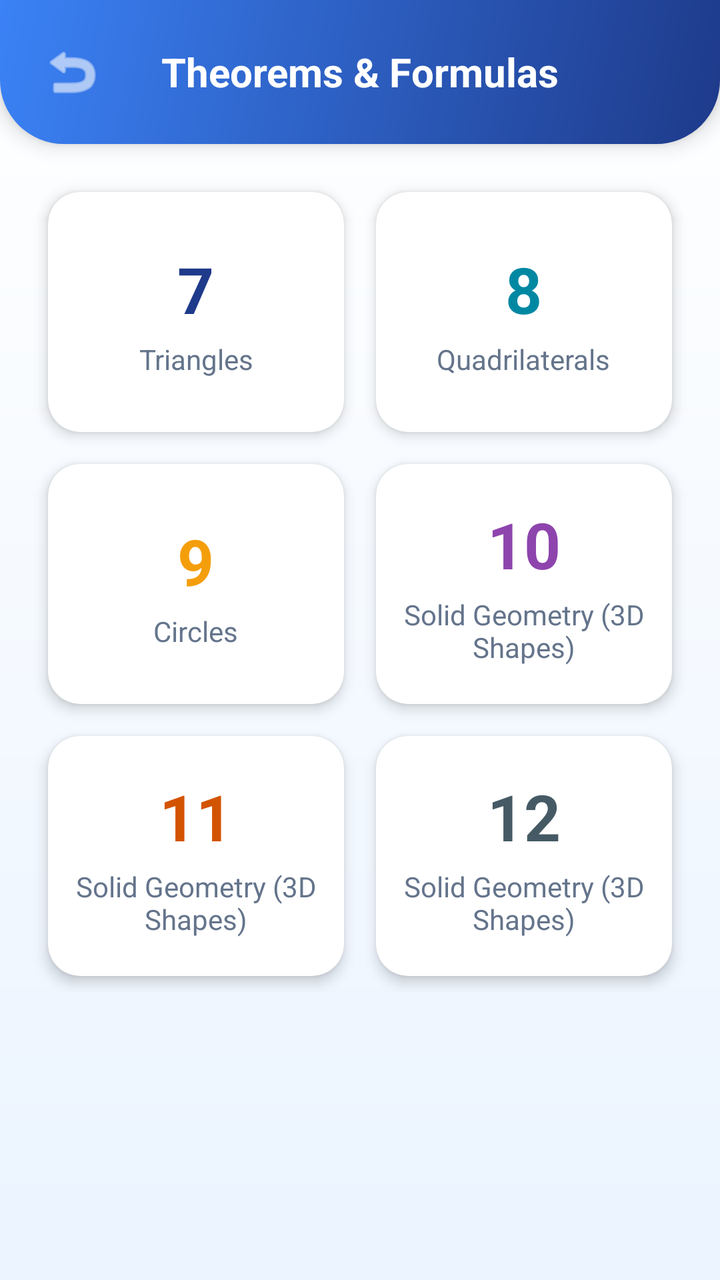
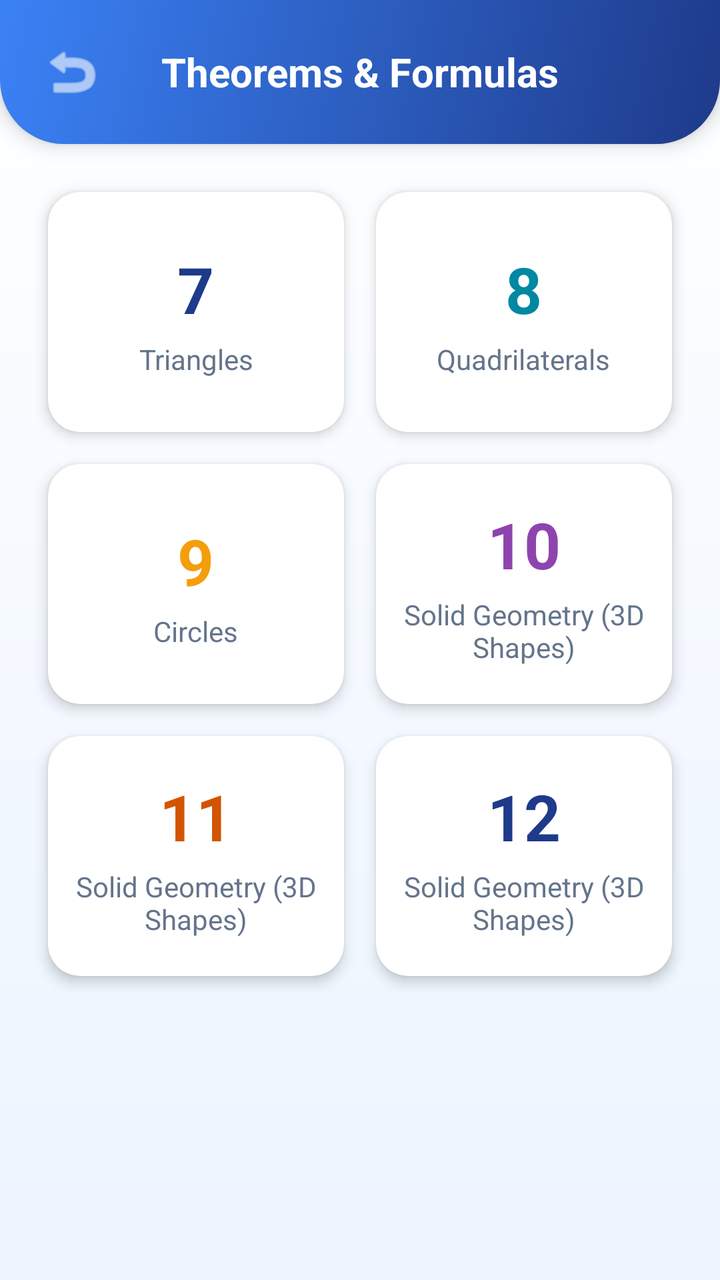

Screens rendered from an Android XML layout before and after an edit, with the pre-edit source and the edit as a unified diff.
<!-- AndroidManifest.xml: application theme Theme.MaterialComponents.DayNight.NoActionBar -->
<!-- res/layout/activity_theorems.xml -->
<?xml version="1.0" encoding="utf-8"?>
<LinearLayout xmlns:android="http://schemas.android.com/apk/res/android"
    xmlns:app="http://schemas.android.com/apk/res-auto"
    android:layout_width="match_parent"
    android:layout_height="match_parent"
    android:background="@drawable/bg_gradient_light"
    android:orientation="vertical">

    
    <RelativeLayout
        android:layout_width="match_parent"
        android:layout_height="wrap_content"
        android:background="@drawable/bg_header_gradient"
        android:elevation="6dp"
        android:padding="16dp"
        android:paddingTop="24dp">

        <ImageButton
            android:id="@+id/btnBack"
            android:layout_width="40dp"
            android:layout_height="40dp"
            android:background="?attr/selectableItemBackgroundBorderless"
            android:src="@android:drawable/ic_menu_revert"
            app:tint="#FFFFFF"
            android:layout_centerVertical="true"/>

        <TextView
            android:layout_width="wrap_content"
            android:layout_height="wrap_content"
            android:layout_centerInParent="true"
            android:text="@string/theorems_title"
            android:textColor="#FFFFFF"
            android:textSize="20sp"
            android:textStyle="bold" />
    </RelativeLayout>

    <ScrollView
        android:layout_width="match_parent"
        android:layout_height="match_parent"
        android:padding="16dp"
        android:clipToPadding="false">

        <GridLayout
            android:layout_width="match_parent"
            android:layout_height="wrap_content"
            android:columnCount="2"
            android:alignmentMode="alignMargins">

            
            <com.google.android.material.card.MaterialCardView
                android:id="@+id/btnGrade7"
                android:layout_width="0dp"
                android:layout_height="120dp"
                android:layout_columnWeight="1"
                android:layout_margin="8dp"
                app:cardCornerRadius="16dp"
                app:cardElevation="4dp"
                app:cardBackgroundColor="#FFFFFF"
                android:clickable="true"
                android:focusable="true">

                <LinearLayout
                    android:layout_width="match_parent"
                    android:layout_height="match_parent"
                    android:orientation="vertical"
                    android:gravity="center"
                    android:padding="12dp">
                    <TextView android:layout_width="wrap_content" android:layout_height="wrap_content" android:text="7" android:textSize="32sp" android:textStyle="bold" android:textColor="@color/primary"/>
                    <TextView android:layout_width="wrap_content" android:layout_height="wrap_content" android:text="@string/th_triangles" android:gravity="center" android:textColor="@color/text_subtitle" android:textSize="14sp" android:layout_marginTop="4dp"/>
                </LinearLayout>
            </com.google.android.material.card.MaterialCardView>

            
            <com.google.android.material.card.MaterialCardView
                android:id="@+id/btnGrade8"
                android:layout_width="0dp"
                android:layout_height="120dp"
                android:layout_columnWeight="1"
                android:layout_margin="8dp"
                app:cardCornerRadius="16dp"
                app:cardElevation="4dp"
                app:cardBackgroundColor="#FFFFFF"
                android:clickable="true"
                android:focusable="true">

                <LinearLayout
                    android:layout_width="match_parent"
                    android:layout_height="match_parent"
                    android:orientation="vertical"
                    android:gravity="center"
                    android:padding="12dp">
                    <TextView android:layout_width="wrap_content" android:layout_height="wrap_content" android:text="8" android:textSize="32sp" android:textStyle="bold" android:textColor="@color/secondary_dark"/>
                    <TextView android:layout_width="wrap_content" android:layout_height="wrap_content" android:text="@string/th_quadrilaterals" android:gravity="center" android:textColor="@color/text_subtitle" android:textSize="14sp" android:layout_marginTop="4dp"/>
                </LinearLayout>
            </com.google.android.material.card.MaterialCardView>

            
            <com.google.android.material.card.MaterialCardView
                android:id="@+id/btnGrade9"
                android:layout_width="0dp"
                android:layout_height="120dp"
                android:layout_columnWeight="1"
                android:layout_margin="8dp"
                app:cardCornerRadius="16dp"
                app:cardElevation="4dp"
                app:cardBackgroundColor="#FFFFFF"
                android:clickable="true"
                android:focusable="true">

                <LinearLayout
                    android:layout_width="match_parent"
                    android:layout_height="match_parent"
                    android:orientation="vertical"
                    android:gravity="center"
                    android:padding="12dp">
                    <TextView android:layout_width="wrap_content" android:layout_height="wrap_content" android:text="9" android:textSize="32sp" android:textStyle="bold" android:textColor="@color/warning_orange"/>
                    <TextView android:layout_width="wrap_content" android:layout_height="wrap_content" android:text="@string/th_circles" android:gravity="center" android:textColor="@color/text_subtitle" android:textSize="14sp" android:layout_marginTop="4dp"/>
                </LinearLayout>
            </com.google.android.material.card.MaterialCardView>

            
            <com.google.android.material.card.MaterialCardView
                android:id="@+id/btnGrade10"
                android:layout_width="0dp"
                android:layout_height="120dp"
                android:layout_columnWeight="1"
                android:layout_margin="8dp"
                app:cardCornerRadius="16dp"
                app:cardElevation="4dp"
                app:cardBackgroundColor="#FFFFFF"
                android:clickable="true"
                android:focusable="true">

                <LinearLayout
                    android:layout_width="match_parent"
                    android:layout_height="match_parent"
                    android:orientation="vertical"
                    android:gravity="center"
                    android:padding="12dp">
                    <TextView android:layout_width="wrap_content" android:layout_height="wrap_content" android:text="10" android:textSize="32sp" android:textStyle="bold" android:textColor="#8E44AD"/>
                    <TextView android:layout_width="wrap_content" android:layout_height="wrap_content" android:text="@string/th_3d_shapes" android:gravity="center" android:textColor="@color/text_subtitle" android:textSize="14sp" android:layout_marginTop="4dp"/>
                </LinearLayout>
            </com.google.android.material.card.MaterialCardView>

            
            <com.google.android.material.card.MaterialCardView
                android:id="@+id/btnGrade11"
                android:layout_width="0dp"
                android:layout_height="120dp"
                android:layout_columnWeight="1"
                android:layout_margin="8dp"
                app:cardCornerRadius="16dp"
                app:cardElevation="4dp"
                app:cardBackgroundColor="#FFFFFF"
                android:clickable="true"
                android:focusable="true">

                <LinearLayout
                    android:layout_width="match_parent"
                    android:layout_height="match_parent"
                    android:orientation="vertical"
                    android:gravity="center"
                    android:padding="12dp">
                    <TextView android:layout_width="wrap_content" android:layout_height="wrap_content" android:text="11" android:textSize="32sp" android:textStyle="bold" android:textColor="#D35400"/>
                    <TextView android:layout_width="wrap_content" android:layout_height="wrap_content" android:text="@string/th_3d_shapes" android:gravity="center" android:textColor="@color/text_subtitle" android:textSize="14sp" android:layout_marginTop="4dp"/>
                </LinearLayout>
            </com.google.android.material.card.MaterialCardView>

            
            <com.google.android.material.card.MaterialCardView
                android:id="@+id/btnGrade12"
                android:layout_width="0dp"
                android:layout_height="120dp"
                android:layout_columnWeight="1"
                android:layout_margin="8dp"
                app:cardCornerRadius="16dp"
                app:cardElevation="4dp"
                app:cardBackgroundColor="#FFFFFF"
                android:clickable="true"
                android:focusable="true">

                <LinearLayout
                    android:layout_width="match_parent"
                    android:layout_height="match_parent"
                    android:orientation="vertical"
                    android:gravity="center"
                    android:padding="12dp">
                    <TextView android:layout_width="wrap_content" android:layout_height="wrap_content" android:text="12" android:textSize="32sp" android:textStyle="bold" android:textColor="#455A64"/>
                    <TextView android:layout_width="wrap_content" android:layout_height="wrap_content" android:text="@string/th_3d_shapes" android:gravity="center" android:textColor="@color/text_subtitle" android:textSize="14sp" android:layout_marginTop="4dp"/>
                </LinearLayout>
            </com.google.android.material.card.MaterialCardView>

        </GridLayout>
    </ScrollView>
</LinearLayout>
<!-- resources referenced by this layout -->
<resources>
  <color name="primary">#1E3A8A</color>
  <color name="secondary_dark">#0088A3</color>
  <color name="text_subtitle">#64748B</color>
  <color name="warning_orange">#F59E0B</color>
  <!-- drawable bg_gradient_light (drawable) -->
  <?xml version="1.0" encoding="utf-8"?>
  <shape xmlns:android="http://schemas.android.com/apk/res/android">
      
      <gradient
          android:startColor="#FFFFFF"
          android:endColor="#EBF4FF"
          android:angle="270" />
  </shape>
  <!-- drawable bg_header_gradient (drawable) -->
  <?xml version="1.0" encoding="utf-8"?>
  <shape xmlns:android="http://schemas.android.com/apk/res/android">
      
      <gradient
          android:startColor="#1E3A8A"
          android:endColor="#3B82F6"
          android:angle="135" />
      
      <corners
          android:bottomLeftRadius="32dp"
          android:bottomRightRadius="32dp" />
  </shape>
  <string name="th_3d_shapes">Solid Geometry (3D Shapes)</string>
  <string name="th_circles">Circles</string>
  <string name="th_quadrilaterals">Quadrilaterals</string>
  <string name="th_triangles">Triangles</string>
  <string name="theorems_title">Theorems &amp; Formulas</string>
</resources>

<!-- the commit's change to res/layout/activity_theorems.xml (unified diff, before → after) -->
@@ -55,7 +55,7 @@
                 android:layout_margin="8dp"
                 app:cardCornerRadius="16dp"
                 app:cardElevation="4dp"
-                app:cardBackgroundColor="#FFFFFF"
+                app:cardBackgroundColor="@color/surface_white"
                 android:clickable="true"
                 android:focusable="true">
 
@@ -79,7 +79,7 @@
                 android:layout_margin="8dp"
                 app:cardCornerRadius="16dp"
                 app:cardElevation="4dp"
-                app:cardBackgroundColor="#FFFFFF"
+                app:cardBackgroundColor="@color/surface_white"
                 android:clickable="true"
                 android:focusable="true">
 
@@ -103,7 +103,7 @@
                 android:layout_margin="8dp"
                 app:cardCornerRadius="16dp"
                 app:cardElevation="4dp"
-                app:cardBackgroundColor="#FFFFFF"
+                app:cardBackgroundColor="@color/surface_white"
                 android:clickable="true"
                 android:focusable="true">
 
@@ -127,7 +127,7 @@
                 android:layout_margin="8dp"
                 app:cardCornerRadius="16dp"
                 app:cardElevation="4dp"
-                app:cardBackgroundColor="#FFFFFF"
+                app:cardBackgroundColor="@color/surface_white"
                 android:clickable="true"
                 android:focusable="true">
 
@@ -151,7 +151,7 @@
                 android:layout_margin="8dp"
                 app:cardCornerRadius="16dp"
                 app:cardElevation="4dp"
-                app:cardBackgroundColor="#FFFFFF"
+                app:cardBackgroundColor="@color/surface_white"
                 android:clickable="true"
                 android:focusable="true">
 
@@ -175,7 +175,7 @@
                 android:layout_margin="8dp"
                 app:cardCornerRadius="16dp"
                 app:cardElevation="4dp"
-                app:cardBackgroundColor="#FFFFFF"
+                app:cardBackgroundColor="@color/surface_white"
                 android:clickable="true"
                 android:focusable="true">
 
@@ -185,7 +185,7 @@
                     android:orientation="vertical"
                     android:gravity="center"
                     android:padding="12dp">
-                    <TextView android:layout_width="wrap_content" android:layout_height="wrap_content" android:text="12" android:textSize="32sp" android:textStyle="bold" android:textColor="#455A64"/>
+                    <TextView android:layout_width="wrap_content" android:layout_height="wrap_content" android:text="12" android:textSize="32sp" android:textStyle="bold" android:textColor="@color/main_blue"/>
                     <TextView android:layout_width="wrap_content" android:layout_height="wrap_content" android:text="@string/th_3d_shapes" android:gravity="center" android:textColor="@color/text_subtitle" android:textSize="14sp" android:layout_marginTop="4dp"/>
                 </LinearLayout>
             </com.google.android.material.card.MaterialCardView>
<!-- resource entries referenced after the edit -->
@@ -1,7 +1,9 @@
 <!-- resources referenced by this layout -->
 <resources>
+  <color name="main_blue">#1E3A8A</color>
   <color name="primary">#1E3A8A</color>
   <color name="secondary_dark">#0088A3</color>
+  <color name="surface_white">#FFFFFF</color>
   <color name="text_subtitle">#64748B</color>
   <color name="warning_orange">#F59E0B</color>
   <!-- drawable bg_gradient_light (drawable) -->
@@ -9,8 +11,8 @@
   <shape xmlns:android="http://schemas.android.com/apk/res/android">
       
       <gradient
-          android:startColor="#FFFFFF"
-          android:endColor="#EBF4FF"
+          android:startColor="@color/grad_top"
+          android:endColor="@color/grad_bottom"
           android:angle="270" />
   </shape>
   <!-- drawable bg_header_gradient (drawable) -->
@@ -31,5 +33,7 @@
   <string name="th_quadrilaterals">Quadrilaterals</string>
   <string name="th_triangles">Triangles</string>
   <string name="theorems_title">Theorems &amp; Formulas</string>
+  <color name="grad_top">#FFFFFF</color>
+  <color name="grad_bottom">#EBF4FF</color>
 </resources>
 
